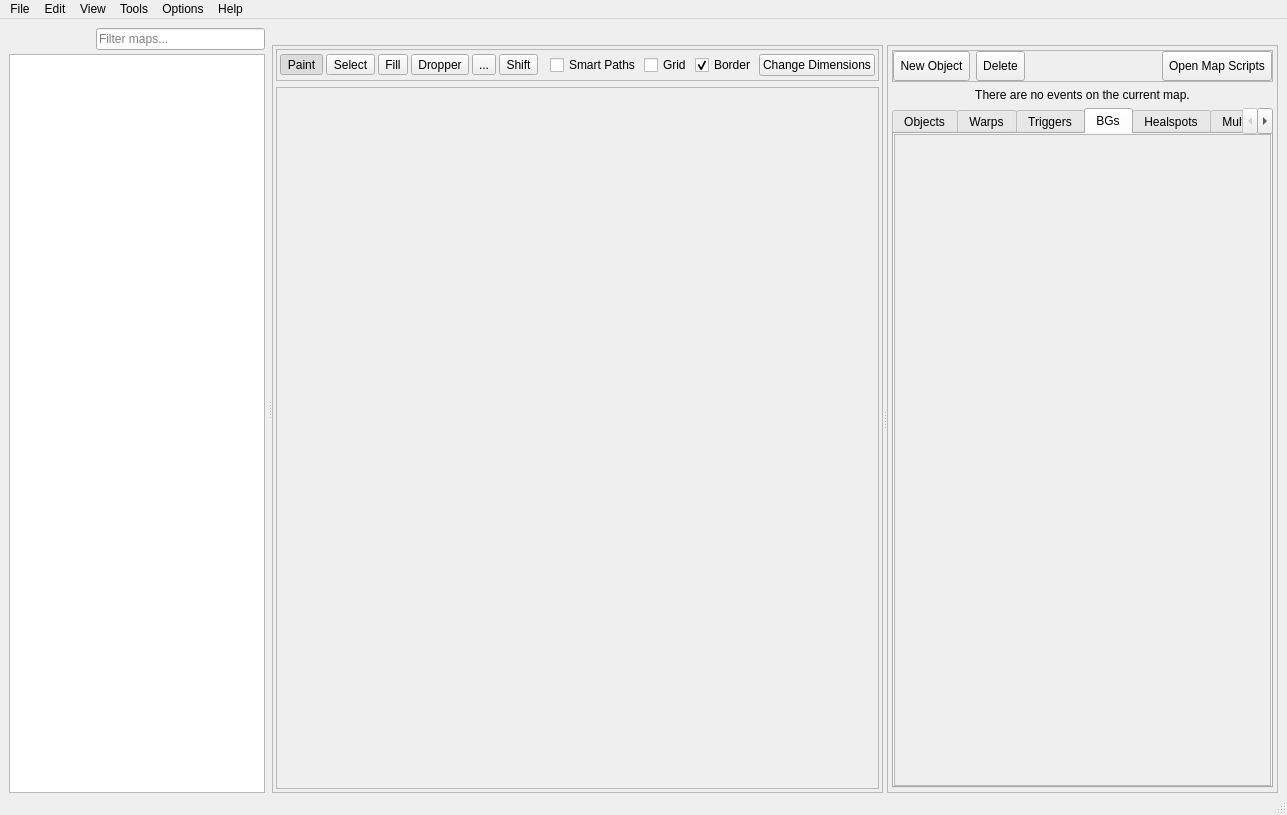
Qt form forms/mainwindow.ui (huderlem/porymap) before a commit.
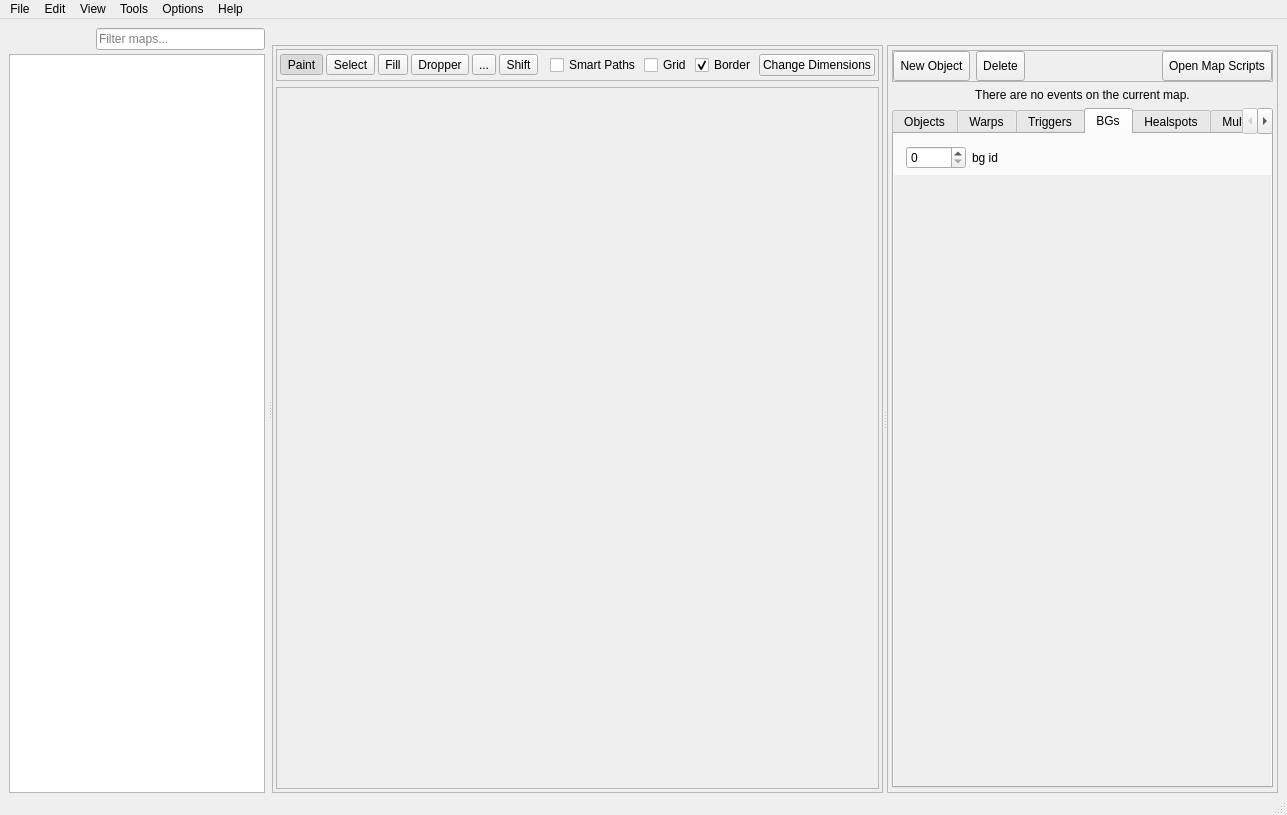
The same form after that commit. The open tabs and pages were chosen to show the change. Icons and pictures are not drawn. Custom widgets are drawn as their Qt base class.

Commit message: change Event class design in favor of polymorphism

```diff
--- a/forms/mainwindow.ui
+++ b/forms/mainwindow.ui
@@ -1679,8 +1679,63 @@
                         <property name="bottomMargin">
                          <number>0</number>
                         </property>
+                        <item>
+                         <layout class="QHBoxLayout" name="hbox_BGs">
+                          <property name="leftMargin">
+                           <number>12</number>
+                          </property>
+                          <property name="topMargin">
+                           <number>12</number>
+                          </property>
+                          <property name="rightMargin">
+                           <number>12</number>
+                          </property>
+                          <property name="bottomMargin">
+                           <number>0</number>
+                          </property>
+                          <item>
+                           <widget class="QSpinBox" name="spinner_BgID">
+                            <property name="sizePolicy">
+                             <sizepolicy hsizetype="Minimum" vsizetype="Fixed">
+                              <horstretch>0</horstretch>
+                              <verstretch>0</verstretch>
+                             </sizepolicy>
+                            </property>
+                            <property name="minimumSize">
+                             <size>
+                              <width>60</width>
+                              <height>0</height>
+                             </size>
+                            </property>
+                           </widget>
+                          </item>
+                          <item>
+                           <widget class="QLabel" name="label_16_3">
+                            <property name="text">
+                             <string>bg id</string>
+                            </property>
+                           </widget>
+                          </item>
+                          <item>
+                           <spacer name="horizontalSpacer_4">
+                            <property name="orientation">
+                             <enum>Qt::Horizontal</enum>
+                            </property>
+                            <property name="sizeHint" stdset="0">
+                             <size>
+                              <width>40</width>
+                              <height>20</height>
+                             </size>
+                            </property>
+                           </spacer>
+                          </item>
+                         </layout>
+                        </item>
                         <item>
                          <widget class="QScrollArea" name="scrollArea_BGs">
+                          <property name="frameShape">
+                           <enum>QFrame::NoFrame</enum>
+                          </property>
                           <property name="widgetResizable">
                            <bool>true</bool>
                           </property>
@@ -1692,8 +1747,8 @@
                             <rect>
                              <x>0</x>
                              <y>0</y>
-                             <width>98</width>
-                             <height>28</height>
+                             <width>434</width>
+                             <height>581</height>
                             </rect>
                            </property>
                            <property name="sizePolicy">
```
Left out of the diff: 251 changed lines with no effect on the pictures. The commit also changes 33 other files.
